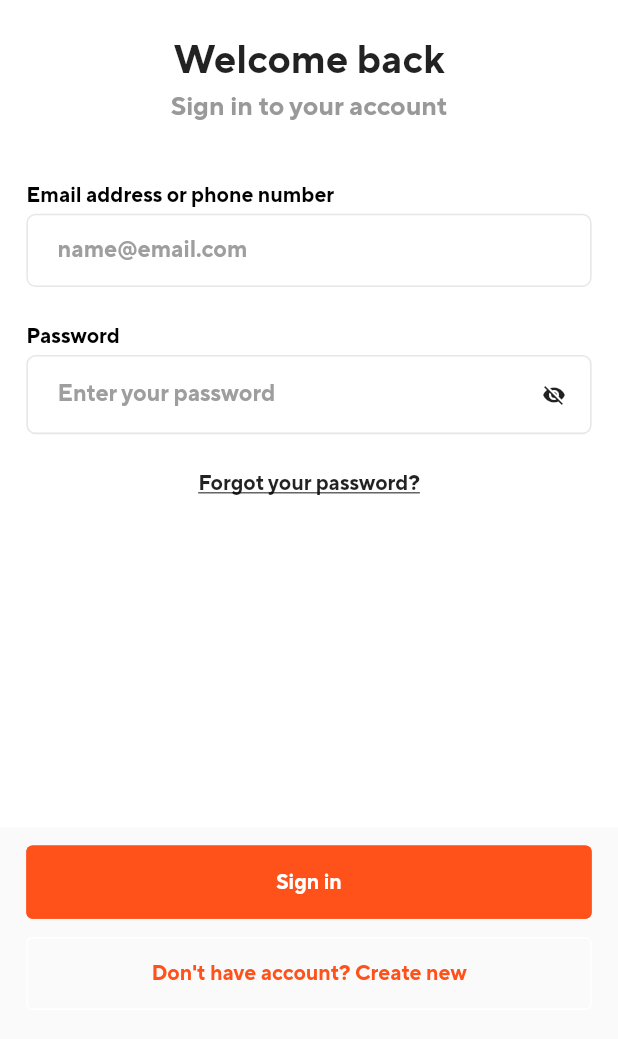
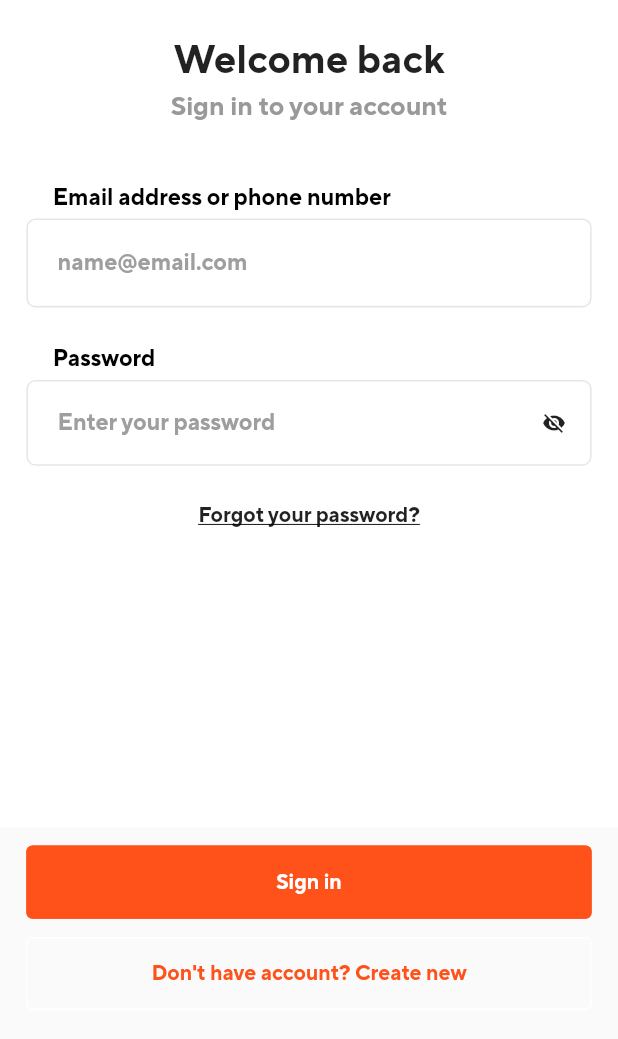
Before and after one commit to sonntuet1997/anygonow-mobile, a Flutter app: the screen it shows after launch, on a phone screen of 412 x 824 dp, the part 156-1195 px from its top. Run offline on Flutter 3.47's test engine with Material 2 defaults, Android fonts, the phone set to English and light mode, and no system bars; our stand-ins replace convert, dio, flutter_dotenv, flutter_rating_bar, flutter_svg and 5 more; missing offline and left inert: ecdsa, elliptic, encrypt, pointycastle, protobuf, secp256k1 and 1 more; accounts and stored records are empty; key blocks and very long unbroken strings in the code were emptied for the run.

Commit message:
Merged PR 2792: fix: text
fix: text

```diff
--- a/lib/screen/login/login_screen.dart
+++ b/lib/screen/login/login_screen.dart
@@ -60,26 +60,16 @@ class LoginScreen extends StatelessWidget {
             SizedBox(
               height: getHeight(40),
             ),
-            Text("email_or_phone".tr,
-                style: const TextStyle(
-                    color: Colors.black, fontWeight: FontWeight.w500)),
-            SizedBox(
-              height: getHeight(4),
-            ),
             inputRegular(context,
+                label: "email_or_phone".tr,
                 hintText: "name@email.com",
                 textEditingController: loginPageController.username),
             SizedBox(
               height: getHeight(24),
             ),
-            Text("password".tr,
-                style: const TextStyle(
-                    color: Colors.black, fontWeight: FontWeight.w500)),
-            SizedBox(
-              height: getHeight(4),
-            ),
             Obx(() => inputPassword(
                   context,
+                  label: "password".tr,
                   controller: loginPageController.password,
                   hintText: "Enter your password",
                   isHide: loginPageController.isHidePassword.value,
--- a/lib/widgets/input.dart
+++ b/lib/widgets/input.dart
@@ -20,8 +20,10 @@ Container inputPassword(
                 ),
                 width: double.infinity,
                 child: Text(label,
-                    style: const TextStyle(
-                        color: Colors.black, fontWeight: FontWeight.w500)),
+                    style: TextStyle(
+                        fontSize: getWidth(14),
+                        color: Colors.black,
+                        fontWeight: FontWeight.w500)),
               )
             : Container(),
         label != null
@@ -30,7 +32,7 @@ Container inputPassword(
               )
             : Container(),
         Container(
-          height: getWidth(48),
+          height: getWidth(52),
           decoration: BoxDecoration(
             borderRadius: BorderRadius.circular(getHeight(6)),
             border: Border.all(
@@ -56,7 +58,8 @@ Container inputPassword(
                       contentPadding: EdgeInsets.only(
                           left: getWidth(18), bottom: getHeight(14)),
                       labelStyle: TextStyle(
-                          color: const Color(0xFF9E9E9E), fontSize: getWidth(14)),
+                          color: const Color(0xFF9E9E9E),
+                          fontSize: getWidth(14)),
                     )),
               ),
               IconButton(
@@ -80,7 +83,7 @@ Container inputRegular(BuildContext context,
     required String hintText,
     required TextEditingController textEditingController,
     bool? enabled = true,
-    double height = 48,
+    double height = 54,
     double width = 0,
     int maxLines = 1}) {
   return Container(
@@ -95,8 +98,10 @@ Container inputRegular(BuildContext context,
                 ),
                 width: double.infinity,
                 child: Text(label,
-                    style: const TextStyle(
-                        color: Colors.black, fontWeight: FontWeight.w500)),
+                    style: TextStyle(
+                        fontSize: getWidth(14),
+                        color: Colors.black,
+                        fontWeight: FontWeight.w500)),
               )
             : Container(),
         label != null
@@ -105,13 +110,12 @@ Container inputRegular(BuildContext context,
               )
             : Container(),
         Container(
-          height: getHeight(height),
+          height: getWidth(height),
           decoration: BoxDecoration(
-            borderRadius: BorderRadius.circular(
-              getHeight(6),
-            ),
+            borderRadius: BorderRadius.circular(getHeight(6)),
             border: Border.all(
-              color: const Color(0xFFe6e6e6),
+              color: const Color(0xFFE6E6E6),
+              width: getHeight(1),
             ),
           ),
           child: Row(
@@ -122,9 +126,6 @@ Container inputRegular(BuildContext context,
                   enabled: enabled,
                   controller: textEditingController,
                   style: TextStyle(fontSize: getWidth(14)),
-                  style: TextStyle(
-                    fontSize: getWidth(16),
-                  ),
                   decoration: InputDecoration(
                     border: InputBorder.none,
                     floatingLabelBehavior: FloatingLabelBehavior.never,
@@ -167,35 +168,6 @@ Container inputSearch(
     ),
     child: Column(
       children: [
-        // Row(
-        //   children: [
-        //     Expanded(
-        //       child: TextFormField(
-        //         focusNode: _focusNode,
-        //         controller: textEditingController,
-        //         style: TextStyle(fontSize: getWidth(12)),
-        //         onEditingComplete: () {
-        //           FocusScope.of(context).unfocus();
-        //           onSearch();
-        //         },
-        //         decoration: InputDecoration(
-        //           isCollapsed: true,
-        //           border: InputBorder.none,
-        //           focusedBorder: InputBorder.none,
-        //           enabledBorder: InputBorder.none,
-        //           errorBorder: InputBorder.none,
-        //           disabledBorder: InputBorder.none,
-        //           hintText: hintText,
-        //           contentPadding: EdgeInsets.only(
-        //             right: getWidth(16),
-        //           ),
-        //           labelStyle: TextStyle(
-        //               color: Color(0xFF878C92), fontSize: getWidth(16)),
-        //         ),
-        //       ),
-        //     ),
-        //   ],
-        // ),
         Row(
           children: [
             Expanded(
@@ -274,7 +246,7 @@ Container inputWithHint(BuildContext context,
     required bool err,
     Function? onchange}) {
   return Container(
-    height: getWidth(56),
+    height: getWidth(52),
     padding: EdgeInsets.symmetric(vertical: getHeight(5)),
     decoration: BoxDecoration(
       borderRadius: BorderRadius.circular(getHeight(4)),
@@ -319,7 +291,7 @@ Container inputSignup(BuildContext context,
     required bool focus,
     required bool err}) {
   return Container(
-    height: getWidth(56),
+    height: getWidth(52),
     padding: EdgeInsets.symmetric(vertical: getHeight(5)),
     decoration: BoxDecoration(
       borderRadius: BorderRadius.circular(getHeight(4)),
@@ -367,7 +339,7 @@ Container inputPasswordSignup(
     bool err,
     {Function? onchange}) {
   return Container(
-    height: getWidth(56),
+    height: getWidth(52),
     padding: EdgeInsets.symmetric(vertical: getHeight(5)),
     decoration: BoxDecoration(
       borderRadius: BorderRadius.circular(getHeight(4)),
@@ -420,7 +392,7 @@ Container inputOnChange(BuildContext context,
     required TextEditingController textEditingController,
     required Function function}) {
   return Container(
-    height: getWidth(56),
+    height: getWidth(52),
     padding: EdgeInsets.symmetric(vertical: getHeight(5)),
     decoration: BoxDecoration(
       borderRadius: BorderRadius.circular(getHeight(4)),
```
